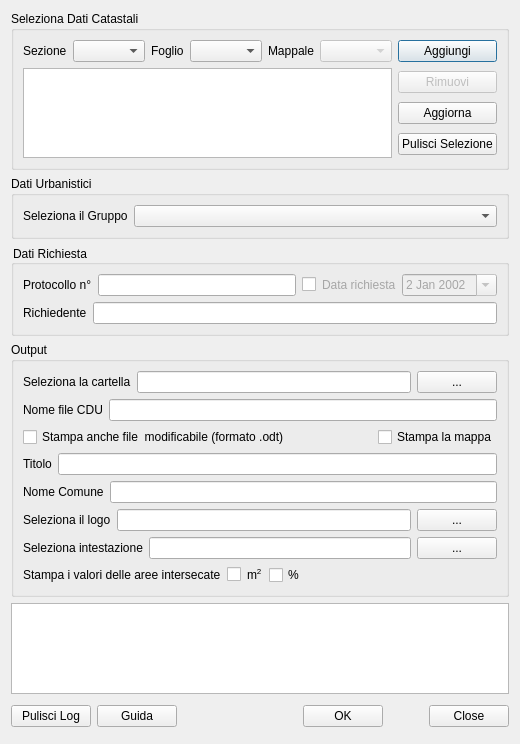
The window that cdu_creator_dialog_base.ui (gtergeomatica/PLUGIN_CDU_CREATOR) describes before a commit, drawn with Qt 5.
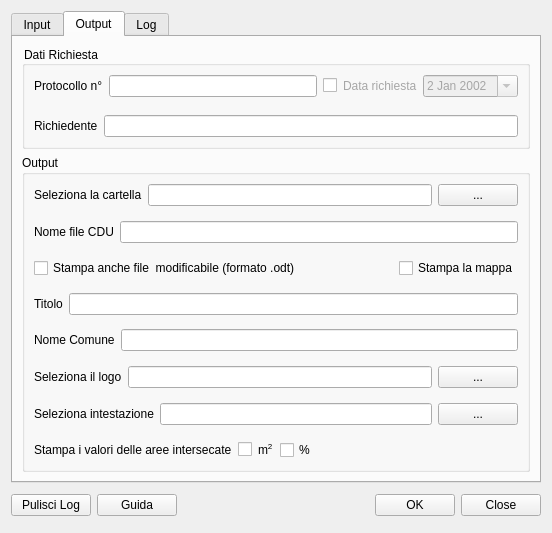
The same window after the commit. The open tabs and pages were chosen to show the change.

```diff
--- a/cdu_creator_dialog_base.ui
+++ b/cdu_creator_dialog_base.ui
@@ -6,21 +6,40 @@
    <rect>
     <x>0</x>
     <y>0</y>
-    <width>478</width>
-    <height>744</height>
+    <width>552</width>
+    <height>533</height>
    </rect>
   </property>
   <property name="windowTitle">
    <string>CDU Creator</string>
   </property>
-  <layout class="QHBoxLayout" name="horizontalLayout_19">
-   <item>
+  <layout class="QGridLayout" name="gridLayout_5">
+   <item row="0" column="0">
+    <widget class="QTabWidget" name="tabWidget">
+     <property name="currentIndex">
+      <number>0</number>
+     </property>
+     <widget class="QWidget" name="inputTab">
+      <attribute name="title">
+       <string>Input</string>
+      </attribute>
+      <layout class="QGridLayout" name="gridLayout_2">
+       <item row="0" column="0">
     <layout class="QVBoxLayout" name="verticalLayout_4">
      <item>
       <widget class="QGroupBox" name="groupBox">
        <property name="title">
         <string>Seleziona Dati Catastali</string>
        </property>
+           <property name="alignment">
+            <set>Qt::AlignLeading|Qt::AlignLeft|Qt::AlignVCenter</set>
+           </property>
+           <property name="flat">
+            <bool>false</bool>
+           </property>
+           <property name="checkable">
+            <bool>false</bool>
+           </property>
        <layout class="QHBoxLayout" name="horizontalLayout_2">
         <item>
          <layout class="QGridLayout" name="gridLayout">
@@ -163,6 +182,47 @@
       </widget>
      </item>
      <item>
+          <widget class="QGroupBox" name="groupBox_5">
+           <property name="title">
+            <string>Impostazioni avanzate: algoritmo di intersezione</string>
+           </property>
+           <layout class="QHBoxLayout" name="horizontalLayout_19">
+            <item>
+             <layout class="QHBoxLayout" name="horizontalLayout_20">
+              <item>
+               <widget class="QLabel" name="label_16">
+                <property name="text">
+                 <string>Seleziona l'algoritmo</string>
+                </property>
+               </widget>
+              </item>
+              <item>
+               <widget class="QComboBox" name="algoComboBox">
+                <property name="sizePolicy">
+                 <sizepolicy hsizetype="Expanding" vsizetype="Fixed">
+                  <horstretch>0</horstretch>
+                  <verstretch>0</verstretch>
+                 </sizepolicy>
+                </property>
+               </widget>
+              </item>
+             </layout>
+            </item>
+           </layout>
+          </widget>
+         </item>
+        </layout>
+       </item>
+      </layout>
+     </widget>
+     <widget class="QWidget" name="outputTab">
+      <attribute name="title">
+       <string>Output</string>
+      </attribute>
+      <layout class="QGridLayout" name="gridLayout_4">
+       <item row="0" column="0">
+        <layout class="QVBoxLayout" name="verticalLayout_5">
+         <item>
       <widget class="QGroupBox" name="groupBox_4">
        <property name="styleSheet">
         <string notr="true">color: rgb(0,0,0);</string>
@@ -249,8 +309,24 @@
             </item>
            </layout>
           </item>
+              <item>
+               <spacer name="verticalSpacer_8">
+                <property name="orientation">
+                 <enum>Qt::Vertical</enum>
+                </property>
+                <property name="sizeHint" stdset="0">
+                 <size>
+                  <width>17</width>
+                  <height>14</height>
+                 </size>
+                </property>
+               </spacer>
+              </item>
           <item>
            <layout class="QHBoxLayout" name="horizontalLayout_13">
+                <property name="spacing">
+                 <number>6</number>
+                </property>
             <item>
              <widget class="QLabel" name="label_12">
               <property name="text">
@@ -303,6 +379,19 @@
             </item>
            </layout>
           </item>
+              <item>
+               <spacer name="verticalSpacer_2">
+                <property name="orientation">
+                 <enum>Qt::Vertical</enum>
+                </property>
+                <property name="sizeHint" stdset="0">
+                 <size>
+                  <width>20</width>
+                  <height>9</height>
+                 </size>
+                </property>
+               </spacer>
+              </item>
           <item>
            <layout class="QHBoxLayout" name="horizontalLayout_11">
             <item>
@@ -317,6 +406,19 @@
             </item>
            </layout>
           </item>
+              <item>
+               <spacer name="verticalSpacer_3">
+                <property name="orientation">
+                 <enum>Qt::Vertical</enum>
+                </property>
+                <property name="sizeHint" stdset="0">
+                 <size>
+                  <width>20</width>
+                  <height>9</height>
+                 </size>
+                </property>
+               </spacer>
+              </item>
           <item>
            <layout class="QHBoxLayout" name="horizontalLayout_17">
             <item>
@@ -348,6 +450,19 @@
             </item>
            </layout>
           </item>
+              <item>
+               <spacer name="verticalSpacer_4">
+                <property name="orientation">
+                 <enum>Qt::Vertical</enum>
+                </property>
+                <property name="sizeHint" stdset="0">
+                 <size>
+                  <width>20</width>
+                  <height>9</height>
+                 </size>
+                </property>
+               </spacer>
+              </item>
           <item>
            <layout class="QHBoxLayout" name="horizontalLayout_5">
             <item>
@@ -362,6 +477,19 @@
             </item>
            </layout>
           </item>
+              <item>
+               <spacer name="verticalSpacer_5">
+                <property name="orientation">
+                 <enum>Qt::Vertical</enum>
+                </property>
+                <property name="sizeHint" stdset="0">
+                 <size>
+                  <width>20</width>
+                  <height>9</height>
+                 </size>
+                </property>
+               </spacer>
+              </item>
           <item>
            <layout class="QHBoxLayout" name="horizontalLayout_6">
             <item>
@@ -376,6 +504,19 @@
             </item>
            </layout>
           </item>
+              <item>
+               <spacer name="verticalSpacer_6">
+                <property name="orientation">
+                 <enum>Qt::Vertical</enum>
+                </property>
+                <property name="sizeHint" stdset="0">
+                 <size>
+                  <width>20</width>
+                  <height>9</height>
+                 </size>
+                </property>
+               </spacer>
+              </item>
           <item>
            <layout class="QHBoxLayout" name="horizontalLayout_7">
             <item>
@@ -397,6 +538,19 @@
             </item>
            </layout>
           </item>
+              <item>
+               <spacer name="verticalSpacer_7">
+                <property name="orientation">
+                 <enum>Qt::Vertical</enum>
+                </property>
+                <property name="sizeHint" stdset="0">
+                 <size>
+                  <width>20</width>
+                  <height>9</height>
+                 </size>
+                </property>
+               </spacer>
+              </item>
           <item>
            <layout class="QHBoxLayout" name="horizontalLayout_9">
             <item>
@@ -418,6 +572,19 @@
             </item>
            </layout>
           </item>
+              <item>
+               <spacer name="verticalSpacer">
+                <property name="orientation">
+                 <enum>Qt::Vertical</enum>
+                </property>
+                <property name="sizeHint" stdset="0">
+                 <size>
+                  <width>20</width>
+                  <height>9</height>
+                 </size>
+                </property>
+               </spacer>
+              </item>
           <item>
            <layout class="QHBoxLayout" name="horizontalLayout_16">
             <item>
@@ -478,10 +645,23 @@
        </layout>
       </widget>
      </item>
-     <item>
+        </layout>
+       </item>
+      </layout>
+     </widget>
+     <widget class="QWidget" name="logTab">
+      <attribute name="title">
+       <string>Log</string>
+      </attribute>
+      <layout class="QGridLayout" name="gridLayout_3">
+       <item row="0" column="0">
       <widget class="QTextBrowser" name="textLog"/>
      </item>
-     <item>
+      </layout>
+     </widget>
+    </widget>
+   </item>
+   <item row="1" column="0">
       <layout class="QHBoxLayout" name="horizontalLayout_8">
        <item>
         <widget class="QPushButton" name="clearButton">
@@ -504,7 +684,7 @@
          </property>
          <property name="sizeHint" stdset="0">
           <size>
-           <width>38</width>
+         <width>298</width>
            <height>33</height>
           </size>
          </property>
@@ -526,8 +706,6 @@
           <set>QDialogButtonBox::Close</set>
          </property>
         </widget>
-       </item>
-      </layout>
      </item>
     </layout>
    </item>
```
Lines whose indentation alone changed are shown as unchanged.
